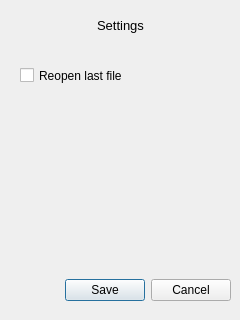
Old version of the form src/gui/settingswindow.ui in the repository Kaifolog/TME.
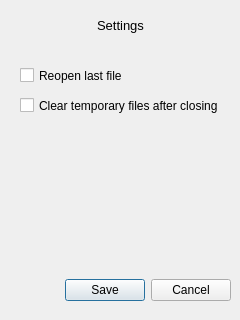
New version of the form.

Commit message: add(gui): 'clear temporary files' checkbox to the settings

```diff
--- a/src/gui/settingswindow.ui
+++ b/src/gui/settingswindow.ui
@@ -82,6 +82,19 @@
     <set>Qt::AlignCenter</set>
    </property>
   </widget>
+  <widget class="QCheckBox" name="delete_tmp_checkbox">
+   <property name="geometry">
+    <rect>
+     <x>20</x>
+     <y>90</y>
+     <width>201</width>
+     <height>31</height>
+    </rect>
+   </property>
+   <property name="text">
+    <string>Clear temporary files after closing</string>
+   </property>
+  </widget>
  </widget>
  <resources/>
  <connections>
```
The commit also changes 2 other files.
